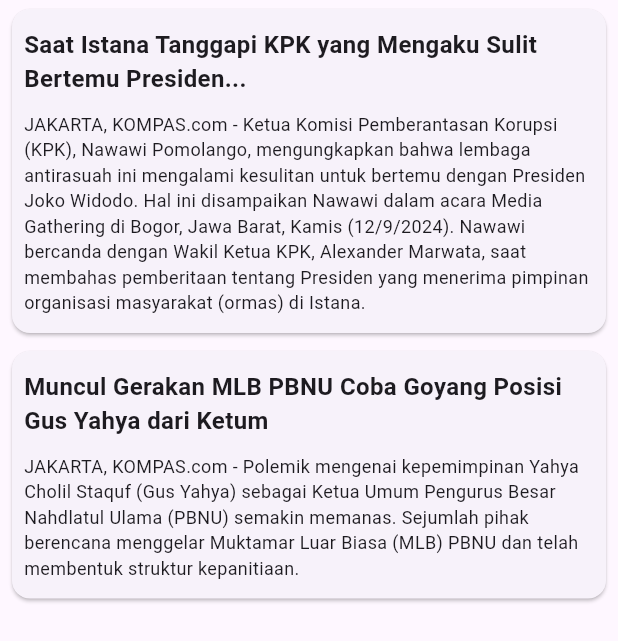
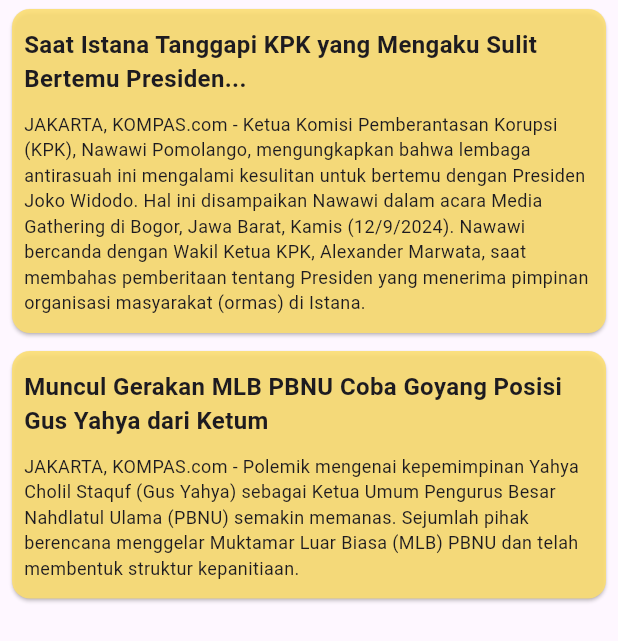
Before and after one commit to Navyrine/news_app, a Flutter app: the screen it shows after launch, on a phone screen of 412 x 824 dp. Shown: the top 641 px of the screen. Run offline on Flutter 3.47's test engine with Material 3 defaults, Android fonts, the phone set to English and light mode, and no system bars.

Commit message:
memperbarui warna backgorund card

```diff
--- a/lib/widgets/news_list/news_item.dart
+++ b/lib/widgets/news_list/news_item.dart
@@ -14,6 +14,7 @@ class NewsItem extends StatelessWidget
   Widget build(BuildContext context) {
     return Card(
       margin: const EdgeInsets.symmetric(vertical: 6, horizontal: 8),
+      color: const Color.fromARGB(225, 252, 222, 112),
       child: Padding(
         padding: const EdgeInsets.symmetric(vertical: 12, horizontal: 8),
         child: Column(
```
